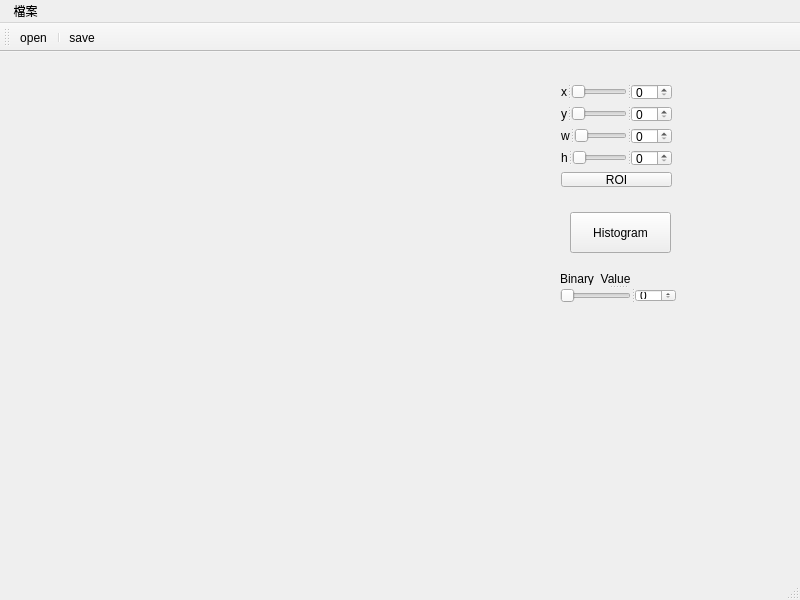
The window that program/program/program.ui (RuthYue/image_processing) describes before a commit, drawn with Qt 5.
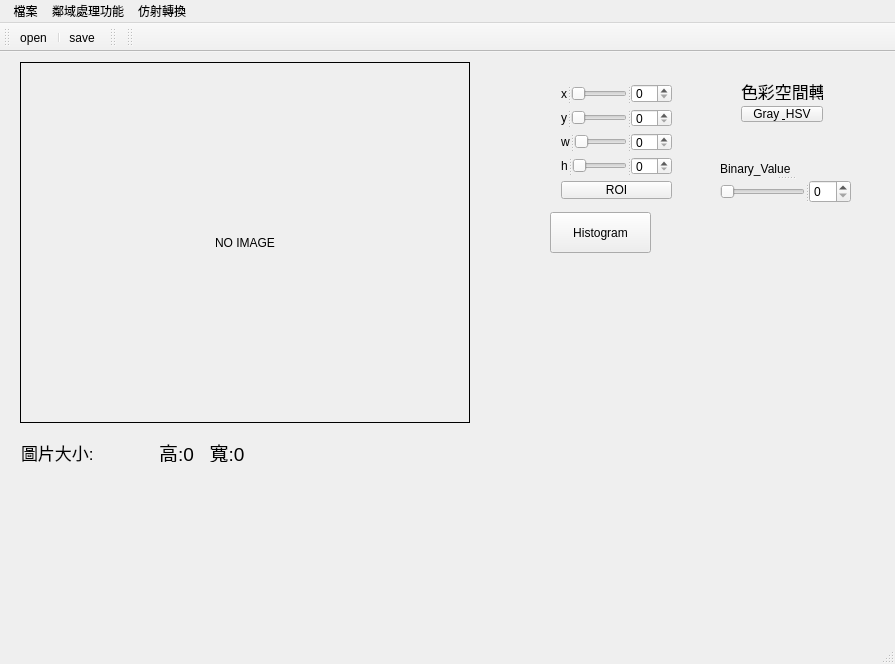
The same window after the commit. Icons and pictures are not drawn. Custom widgets are drawn as their Qt base class.

Diff of the .ui file:
```diff
--- a/program/program/program.ui
+++ b/program/program/program.ui
@@ -6,8 +6,8 @@
    <rect>
     <x>0</x>
     <y>0</y>
-    <width>800</width>
-    <height>600</height>
+    <width>895</width>
+    <height>664</height>
    </rect>
   </property>
   <property name="windowTitle">
@@ -17,14 +17,17 @@
    <widget class="QLabel" name="lbl_image">
     <property name="geometry">
      <rect>
-      <x>-10</x>
+      <x>20</x>
       <y>10</y>
       <width>450</width>
-      <height>400</height>
+      <height>361</height>
      </rect>
     </property>
+    <property name="frameShape">
+     <enum>QFrame::Box</enum>
+    </property>
     <property name="text">
-     <string/>
+     <string>NO IMAGE</string>
     </property>
     <property name="scaledContents">
      <bool>true</bool>
@@ -36,7 +39,7 @@
    <widget class="QPushButton" name="Histogram_btn">
     <property name="geometry">
      <rect>
-      <x>570</x>
+      <x>550</x>
       <y>160</y>
       <width>101</width>
       <height>41</height>
@@ -46,13 +49,13 @@
      <string>Histogram</string>
     </property>
    </widget>
-   <widget class="QWidget" name="">
+   <widget class="QWidget" name="layoutWidget">
     <property name="geometry">
      <rect>
       <x>550</x>
       <y>21</y>
       <width>133</width>
-      <height>125</height>
+      <height>137</height>
      </rect>
     </property>
     <layout class="QVBoxLayout" name="verticalLayout">
@@ -140,10 +143,10 @@
    <widget class="QSplitter" name="splitter_3">
     <property name="geometry">
      <rect>
-      <x>560</x>
-      <y>220</y>
-      <width>116</width>
-      <height>31</height>
+      <x>720</x>
+      <y>110</y>
+      <width>131</width>
+      <height>41</height>
      </rect>
     </property>
     <property name="orientation">
@@ -172,13 +175,90 @@
      <widget class="QSpinBox" name="BV_spinbox"/>
     </widget>
    </widget>
+   <widget class="QVTKWidget" name="qvtkWidget">
+    <property name="geometry">
+     <rect>
+      <x>490</x>
+      <y>380</y>
+      <width>381</width>
+      <height>221</height>
+     </rect>
+    </property>
+   </widget>
+   <widget class="QWidget" name="layoutWidget">
+    <property name="geometry">
+     <rect>
+      <x>730</x>
+      <y>20</y>
+      <width>104</width>
+      <height>61</height>
+     </rect>
+    </property>
+    <layout class="QVBoxLayout" name="verticalLayout_2">
+     <item>
+      <widget class="QLabel" name="label">
+       <property name="font">
+        <font>
+         <pointsize>13</pointsize>
+        </font>
+       </property>
+       <property name="text">
+        <string>色彩空間轉換</string>
+       </property>
+      </widget>
+     </item>
+     <item>
+      <widget class="QPushButton" name="HSV_btn">
+       <property name="text">
+        <string>Gray &amp; HSV</string>
+       </property>
+      </widget>
+     </item>
+    </layout>
+   </widget>
+   <widget class="QWidget" name="layoutWidget">
+    <property name="geometry">
+     <rect>
+      <x>10</x>
+      <y>380</y>
+      <width>291</width>
+      <height>41</height>
+     </rect>
+    </property>
+    <layout class="QHBoxLayout" name="horizontalLayout">
+     <item>
+      <widget class="QLabel" name="image">
+       <property name="font">
+        <font>
+         <pointsize>13</pointsize>
+        </font>
+       </property>
+       <property name="text">
+        <string>圖片大小:</string>
+       </property>
+      </widget>
+     </item>
+     <item>
+      <widget class="QLabel" name="image_wh">
+       <property name="font">
+        <font>
+         <pointsize>14</pointsize>
+        </font>
+       </property>
+       <property name="text">
+        <string>高:0   寬:0</string>
+       </property>
+      </widget>
+     </item>
+    </layout>
+   </widget>
   </widget>
   <widget class="QMenuBar" name="menuBar">
    <property name="geometry">
     <rect>
      <x>0</x>
      <y>0</y>
-     <width>800</width>
+     <width>895</width>
      <height>22</height>
     </rect>
    </property>
@@ -189,7 +269,41 @@
     <addaction name="Open"/>
     <addaction name="Save"/>
    </widget>
+   <widget class="QMenu" name="menu">
+    <property name="title">
+     <string>鄰域處理功能</string>
+    </property>
+    <widget class="QMenu" name="menu_2">
+     <property name="title">
+      <string>低通濾波器</string>
+     </property>
+     <addaction name="blur"/>
+     <addaction name="GaussianBlur"/>
+     <addaction name="medianBlur"/>
+     <addaction name="bilateralFilter"/>
+    </widget>
+    <widget class="QMenu" name="menu_3">
+     <property name="title">
+      <string>高通濾波器</string>
+     </property>
+     <addaction name="Laplacian"/>
+     <addaction name="Sobel"/>
+     <addaction name="Canny"/>
+    </widget>
+    <addaction name="menu_2"/>
+    <addaction name="menu_3"/>
+   </widget>
+   <widget class="QMenu" name="menu_4">
+    <property name="title">
+     <string>仿射轉換</string>
+    </property>
+    <addaction name="rotation"/>
+    <addaction name="translation"/>
+    <addaction name="overturn"/>
+   </widget>
    <addaction name="File"/>
+   <addaction name="menu"/>
+   <addaction name="menu_4"/>
   </widget>
   <widget class="QToolBar" name="mainToolBar">
    <attribute name="toolBarArea">
@@ -203,6 +317,28 @@
    <addaction name="actionsave"/>
   </widget>
   <widget class="QStatusBar" name="statusBar"/>
+  <widget class="QToolBar" name="toolBar">
+   <property name="windowTitle">
+    <string>toolBar</string>
+   </property>
+   <attribute name="toolBarArea">
+    <enum>TopToolBarArea</enum>
+   </attribute>
+   <attribute name="toolBarBreak">
+    <bool>false</bool>
+   </attribute>
+  </widget>
+  <widget class="QToolBar" name="toolBar_2">
+   <property name="windowTitle">
+    <string>toolBar_2</string>
+   </property>
+   <attribute name="toolBarArea">
+    <enum>TopToolBarArea</enum>
+   </attribute>
+   <attribute name="toolBarBreak">
+    <bool>false</bool>
+   </attribute>
+  </widget>
   <action name="Open">
    <property name="text">
     <string>Open </string>
@@ -251,6 +387,13 @@
   </action>
  </widget>
  <layoutdefault spacing="6" margin="11"/>
+ <customwidgets>
+  <customwidget>
+   <class>QVTKWidget</class>
+   <extends>QWidget</extends>
+   <header>QVTKWidget.h</header>
+  </customwidget>
+ </customwidgets>
  <resources>
   <include location="program.qrc"/>
  </resources>
```
Left out of the diff: 325 changed lines with no effect on the pictures.
